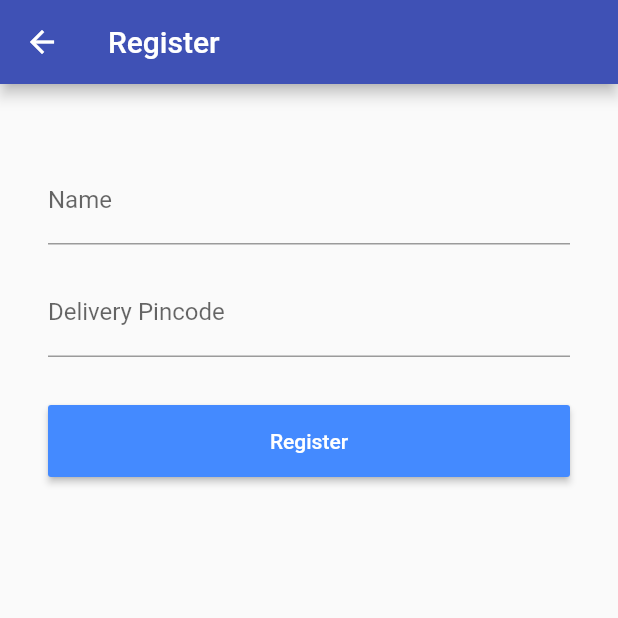
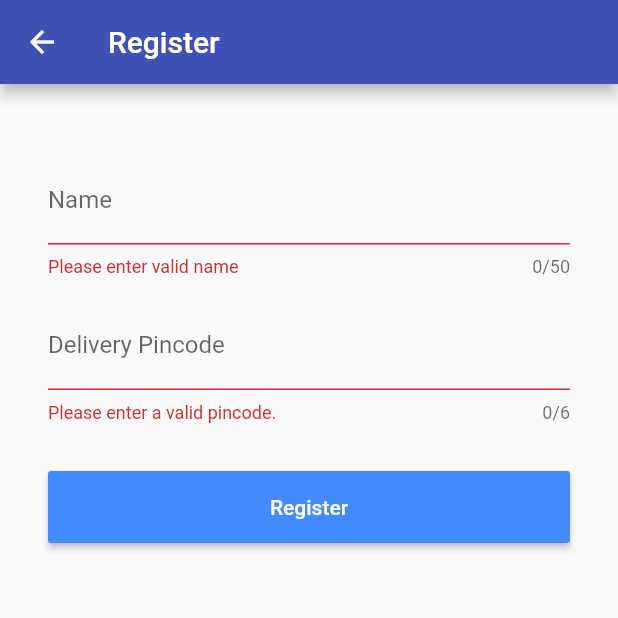
Before and after one commit to shantanu1227/whysh-flutter, a Flutter app: the RegisterScreen screen opened by its route, after a tap on "Register", on a phone screen of 412 x 824 dp, the top half of it. Run offline on Flutter 3.47's test engine with Material 2 defaults, Android fonts, the phone set to English and light mode, and no system bars; our stand-ins replace firebase_analytics, firebase_auth, location, shared_preferences, timeago; accounts and stored records are empty.

Commit message:
Added Loader button

```diff
--- a/lib/screens/register.dart
+++ b/lib/screens/register.dart
@@ -8,6 +8,7 @@ import 'package:shared_preferences/shared_preferences.dart';
 class RegisterScreen extends StatelessWidget {
   final _zipController = TextEditingController();
   final _nameController = TextEditingController();
+  final _registerFormKey = GlobalKey<FormState>();
 
   @override
   Widget build(BuildContext context) {
@@ -17,6 +18,7 @@ class RegisterScreen extends StatelessWidget {
           child: Container(
             padding: EdgeInsets.all(32),
             child: Form(
+              key: _registerFormKey,
               child: Column(
                 crossAxisAlignment: CrossAxisAlignment.start,
                 mainAxisAlignment: MainAxisAlignment.center,
@@ -25,21 +27,41 @@ class RegisterScreen extends StatelessWidget {
                     height: 16,
                   ),
                   TextFormField(
+                    maxLength: 50,
+                    maxLengthEnforced: true,
                     decoration:
                         InputDecoration(labelText: "Name", hintText: "Name"),
                     controller: _nameController,
+                    textCapitalization: TextCapitalization.words,
+                    validator: (String value) {
+                      if (value.trim().length < 2) {
+                        return 'Please enter valid name';
+                      }
+                      return null;
+                    },
                   ),
                   SizedBox(
                     height: 16,
                   ),
                   TextFormField(
                       keyboardType: TextInputType.number,
+                      maxLength: 6,
+                      maxLengthEnforced: true,
+                      validator: (String value) {
+                        String pattern = r'[1-9][0-9]{5}$';
+                        RegExp regExp = new RegExp(pattern);
+                        if (!regExp.hasMatch(value)) {
+                          return "Please enter a valid pincode.";
+                        }
+                        return null;
+                      },
                       decoration: InputDecoration(
                           labelText: "Delivery Pincode",
                           hintText: "Delivery Pincode"),
                       controller: _zipController),
                   SizedBox(height: 32),
-                  RegisterButton(_zipController, _nameController)
+                  RegisterButton(_registerFormKey, _zipController,
+                      _nameController)
                 ],
               ),
             ),
@@ -48,11 +70,27 @@ class RegisterScreen extends StatelessWidget {
   }
 }
 
-class RegisterButton extends StatelessWidget {
+class RegisterButton extends StatefulWidget {
   final _zipController;
   final _nameController;
+  final GlobalKey<FormState> _registerFormKey;
 
-  RegisterButton(this._zipController, this._nameController) : super();
+  RegisterButton(this._registerFormKey, this._zipController, this._nameController);
+
+  @override
+  _RegisterButton createState() {
+    return new _RegisterButton(this._registerFormKey, this._zipController, this._nameController);
+  }
+
+}
+
+class _RegisterButton extends State<RegisterButton> {
+  final _zipController;
+  final _nameController;
+  final GlobalKey<FormState> _registerFormKey;
+  bool isLoading = false;
+
+  _RegisterButton(this._registerFormKey, this._zipController, this._nameController) : super();
 
   void registerUser(BuildContext context, String name, String zip) async {
     SharedPreferences prefs = await SharedPreferences.getInstance();
@@ -61,15 +99,30 @@ class RegisterButton extends StatelessWidget {
       await Api.registerUser(currentUser.phoneNumber, name, zip);
     } on Exception catch (e) {
       Scaffold.of(context).showSnackBar(SnackBar(content: Text(e.toString())));
+      setState(() {
+        isLoading = false;
+      });
       return;
     }
     int _zip = num.parse(zip);
     await prefs.setInt(Constants.SF_KEY_ZIP, _zip);
     await prefs.setString(Constants.SF_KEY_NAME, name);
+    setState(() {
+      isLoading = false;
+    });
     Navigator.pushNamedAndRemoveUntil(
         context,
         RouteNames.pendingTasks,
         (r) => false);
+  }
+
+  Widget getRegisterButtonChild() {
+    if (isLoading) {
+      return CircularProgressIndicator(
+        valueColor: AlwaysStoppedAnimation<Color>(Colors.white),
+      );
+    }
+    return Text("Register");
   }
 
   @override
@@ -77,13 +130,22 @@ class RegisterButton extends StatelessWidget {
     return Container(
       width: double.infinity,
       child: RaisedButton(
-        child: Text("Register"),
+        child: getRegisterButtonChild(),
         textColor: Colors.white,
         padding: EdgeInsets.all(16),
         onPressed: () {
-          final zip = _zipController.text.trim();
-          final name = _nameController.text.trim();
-          registerUser(context, name, zip);
+          setState(() {
+            isLoading = true;
+          });
+          if (_registerFormKey.currentState.validate()) {
+            final zip = _zipController.text.trim();
+            final name = _nameController.text.trim();
+            registerUser(context, name, zip);
+          } else {
+            setState(() {
+              isLoading = false;
+            });
+          }
         },
         color: Colors.blueAccent,
       ),
--- a/pubspec.yaml
+++ b/pubspec.yaml
@@ -15,7 +15,7 @@ publish_to: 'none' # Remove this line if you wish to publish to pub.dev
 # In iOS, build-name is used as CFBundleShortVersionString while build-number used as CFBundleVersion.
 # Read more about iOS versioning at
 # https://developer.apple.com/library/archive/documentation/General/Reference/InfoPlistKeyReference/Articles/CoreFoundationKeys.html
-version: 1.1.0+1
+version: 1.1.1+1
 
 environment:
   sdk: ">=2.7.0 <3.0.0"
```
Also changed, not shown: lib/screens/login.dart (+89 -22 lines), lib/widgets/tasks.dart (+15 -11 lines), 1 other file.
